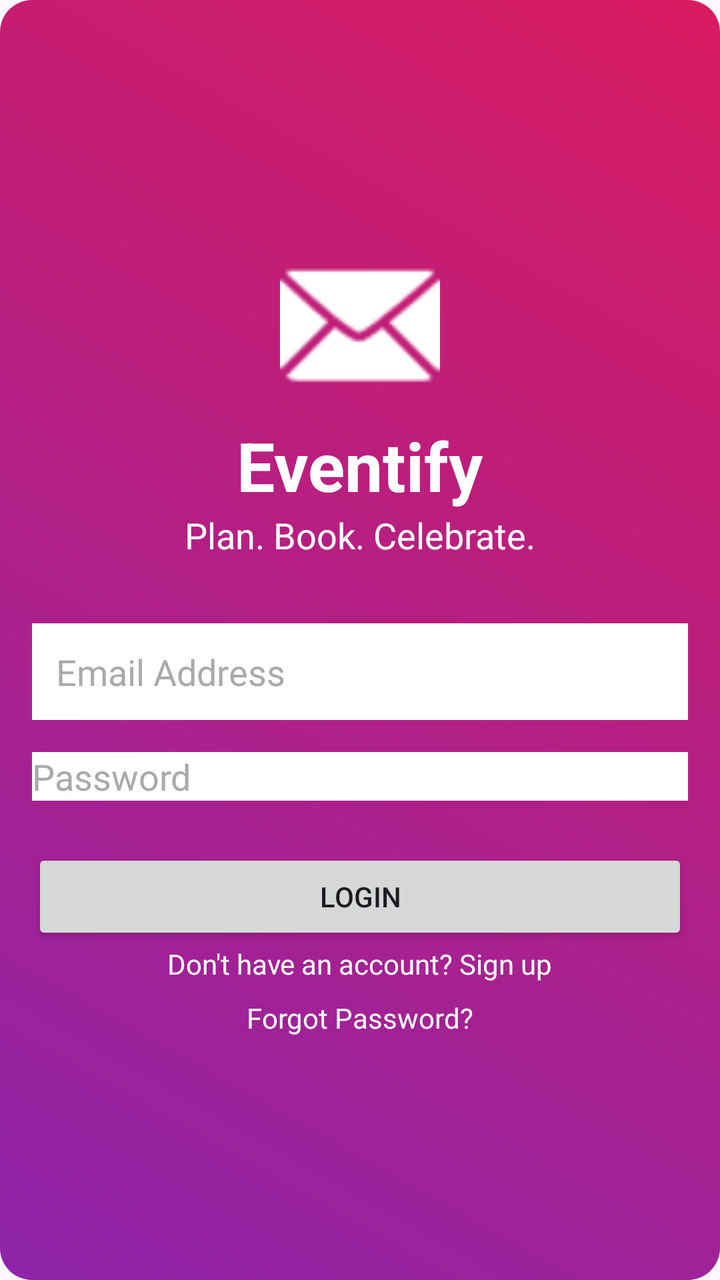
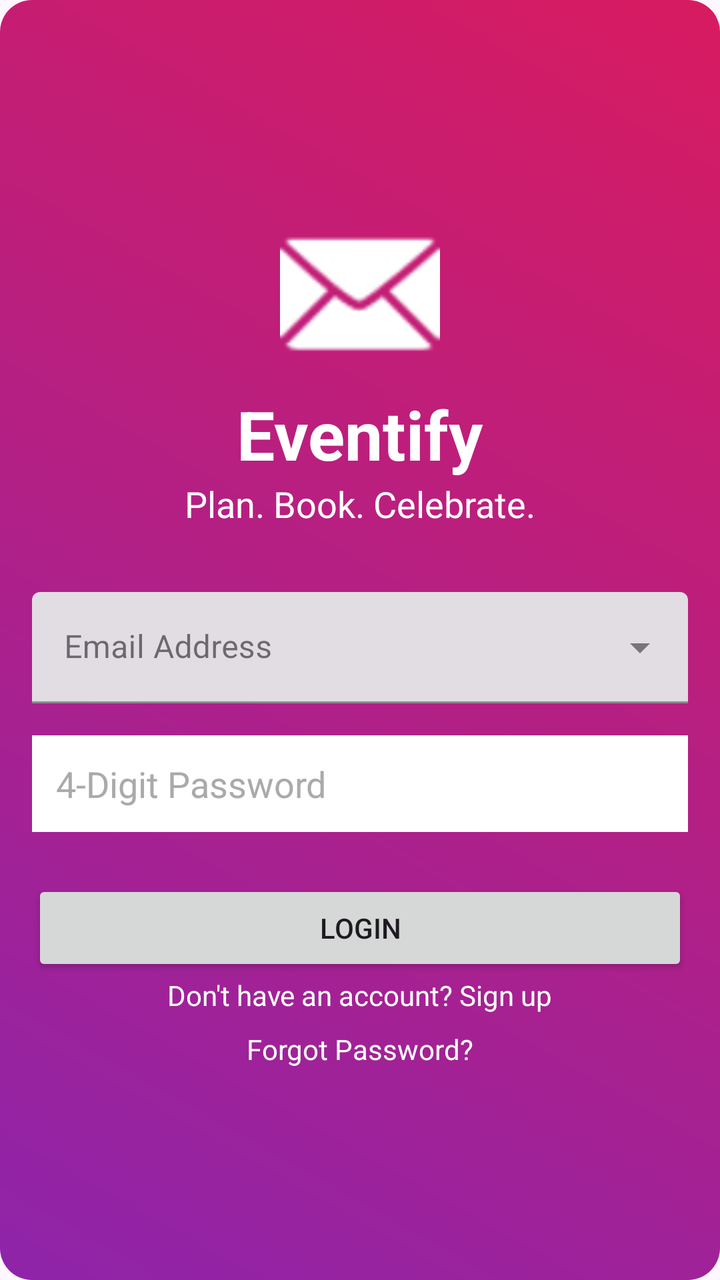

Screens rendered from an Android XML layout before and after an edit, with the pre-edit source and the edit as a unified diff.
<!-- AndroidManifest.xml: application theme Theme.ServiceBookingApp2 -->
<!-- res/layout/activity_login.xml -->
<?xml version="1.0" encoding="utf-8"?>
<androidx.constraintlayout.widget.ConstraintLayout xmlns:android="http://schemas.android.com/apk/res/android"
    xmlns:app="http://schemas.android.com/apk/res-auto"
    xmlns:tools="http://schemas.android.com/tools"
    android:layout_width="match_parent"
    android:layout_height="match_parent"
    android:background="@drawable/gradient_1"
    android:padding="16dp"
    tools:context=".LoginActivity">

    <ImageView
        android:id="@+id/ivAppLogo"
        android:layout_width="80dp"
        android:layout_height="80dp"
        android:src="@android:drawable/ic_dialog_email" 
        app:layout_constraintBottom_toTopOf="@+id/tvAppName"
        app:layout_constraintEnd_toEndOf="parent"
        app:layout_constraintStart_toStartOf="parent"
        app:layout_constraintTop_toTopOf="parent"
        app:layout_constraintVertical_chainStyle="packed"
        app:tint="@android:color/white" />

    <TextView
        android:id="@+id/tvAppName"
        android:layout_width="wrap_content"
        android:layout_height="wrap_content"
        android:layout_marginTop="8dp"
        android:text="Eventify"
        android:textAppearance="@style/TextAppearance.AppCompat.Display1"
        android:textColor="@android:color/white"
        android:textStyle="bold"
        app:layout_constraintBottom_toTopOf="@+id/tvTagline"
        app:layout_constraintEnd_toEndOf="parent"
        app:layout_constraintStart_toStartOf="parent"
        app:layout_constraintTop_toBottomOf="@+id/ivAppLogo" />

    <TextView
        android:id="@+id/tvTagline"
        android:layout_width="wrap_content"
        android:layout_height="wrap_content"
        android:text="Plan. Book. Celebrate."
        android:textAppearance="@style/TextAppearance.AppCompat.Medium"
        android:textColor="@android:color/white"
        app:layout_constraintBottom_toTopOf="@+id/etEmail"
        app:layout_constraintEnd_toEndOf="parent"
        app:layout_constraintStart_toStartOf="parent"
        app:layout_constraintTop_toBottomOf="@+id/tvAppName" />

    <EditText
        android:id="@+id/etEmail"
        android:layout_width="0dp"
        android:layout_height="wrap_content"
        android:layout_marginTop="32dp"
        android:background="@android:color/white"
        android:hint="Email Address"
        android:inputType="textEmailAddress"
        android:padding="12dp"
        android:textColor="@android:color/black"
        android:textColorHint="@android:color/darker_gray"
        app:layout_constraintBottom_toTopOf="@+id/etPassword"
        app:layout_constraintEnd_toEndOf="parent"
        app:layout_constraintStart_toStartOf="parent"
        app:layout_constraintTop_toBottomOf="@+id/tvTagline" />

    <EditText
        android:id="@+id/etPassword"
        android:layout_width="0dp"
        android:layout_height="wrap_content"
        android:layout_marginTop="16dp"
        android:background="@android:color/white"
        android:hint="Password"
        android:inputType="textPassword"
        android.padding="12dp"
        android:textColor="@android:color/black"
        android:textColorHint="@android:color/darker_gray"
        app:layout_constraintBottom_toTopOf="@+id/btnLogin"
        app:layout_constraintEnd_toEndOf="parent"
        app:layout_constraintStart_toStartOf="parent"
        app:layout_constraintTop_toBottomOf="@+id/etEmail" />

    <Button
        android:id="@+id/btnLogin"
        android:layout_width="0dp"
        android:layout_height="wrap_content"
        android:layout_marginTop="24dp"
        android:text="Login"
        app:layout_constraintBottom_toTopOf="@+id/tvSignUp"
        app:layout_constraintEnd_toEndOf="parent"
        app:layout_constraintStart_toStartOf="parent"
        app:layout_constraintTop_toBottomOf="@+id/etPassword" />

    <TextView
        android:id="@+id/tvSignUp"
        android:layout_width="wrap_content"
        android:layout_height="wrap_content"
        android:text="Don't have an account? Sign up"
        android:textColor="@android:color/white"
        app:layout_constraintBottom_toTopOf="@+id/tvForgotPassword"
        app:layout_constraintEnd_toEndOf="parent"
        app:layout_constraintStart_toStartOf="parent"
        app:layout_constraintTop_toBottomOf="@+id/btnLogin" />

    <TextView
        android:id="@+id/tvForgotPassword"
        android:layout_width="wrap_content"
        android:layout_height="wrap_content"
        android:layout_marginTop="8dp"
        android:text="Forgot Password?"
        android:textColor="@android:color/white"
        app:layout_constraintBottom_toBottomOf="parent"
        app:layout_constraintEnd_toEndOf="parent"
        app:layout_constraintStart_toStartOf="parent"
        app:layout_constraintTop_toBottomOf="@+id/tvSignUp" />


</androidx.constraintlayout.widget.ConstraintLayout>
<!-- resources referenced by this layout -->
<resources>
  <!-- drawable gradient_1 (drawable) -->
  <?xml version="1.0" encoding="utf-8"?>
  <shape xmlns:android="http://schemas.android.com/apk/res/android">
      <gradient
          android:angle="45"
          android:endColor="#D81B60"
          android:startColor="#8E24AA"
          android:type="linear" />
      <corners android:radius="16dp" />
  </shape>
  <style name="Theme.ServiceBookingApp2" parent="Base.Theme.ServiceBookingApp2" />
  <style name="Base.Theme.ServiceBookingApp2" parent="Theme.Material3.DayNight.NoActionBar">
          
          
      </style>
</resources>

<!-- the commit's change to res/layout/activity_login.xml (unified diff, before → after) -->
@@ -12,7 +12,7 @@
         android:id="@+id/ivAppLogo"
         android:layout_width="80dp"
         android:layout_height="80dp"
-        android:src="@android:drawable/ic_dialog_email" 
+        android:src="@android:drawable/ic_dialog_email"
         app:layout_constraintBottom_toTopOf="@+id/tvAppName"
         app:layout_constraintEnd_toEndOf="parent"
         app:layout_constraintStart_toStartOf="parent"
@@ -41,26 +41,32 @@
         android:text="Plan. Book. Celebrate."
         android:textAppearance="@style/TextAppearance.AppCompat.Medium"
         android:textColor="@android:color/white"
-        app:layout_constraintBottom_toTopOf="@+id/etEmail"
+        app:layout_constraintBottom_toTopOf="@+id/etEmailLayout"
         app:layout_constraintEnd_toEndOf="parent"
         app:layout_constraintStart_toStartOf="parent"
         app:layout_constraintTop_toBottomOf="@+id/tvAppName" />
 
-    <EditText
-        android:id="@+id/etEmail"
+    <com.google.android.material.textfield.TextInputLayout
+        android:id="@+id/etEmailLayout"
+        style="@style/Widget.MaterialComponents.TextInputLayout.FilledBox.ExposedDropdownMenu"
         android:layout_width="0dp"
         android:layout_height="wrap_content"
         android:layout_marginTop="32dp"
-        android:background="@android:color/white"
-        android:hint="Email Address"
-        android:inputType="textEmailAddress"
-        android:padding="12dp"
-        android:textColor="@android:color/black"
-        android:textColorHint="@android:color/darker_gray"
         app:layout_constraintBottom_toTopOf="@+id/etPassword"
         app:layout_constraintEnd_toEndOf="parent"
         app:layout_constraintStart_toStartOf="parent"
-        app:layout_constraintTop_toBottomOf="@+id/tvTagline" />
+        app:layout_constraintTop_toBottomOf="@+id/tvTagline">
+
+        <AutoCompleteTextView
+            android:id="@+id/etEmail"
+            android:layout_width="match_parent"
+            android:layout_height="wrap_content"
+            android:hint="Email Address"
+            android:inputType="textEmailAddress"
+            android:textColor="@android:color/black"
+            android:textColorHint="@android:color/darker_gray" />
+
+    </com.google.android.material.textfield.TextInputLayout>
 
     <EditText
         android:id="@+id/etPassword"
@@ -68,15 +74,16 @@
         android:layout_height="wrap_content"
         android:layout_marginTop="16dp"
         android:background="@android:color/white"
-        android:hint="Password"
-        android:inputType="textPassword"
-        android.padding="12dp"
+        android:hint="4-Digit Password"
+        android:inputType="numberPassword"
+        android:maxLength="4"
+        android:padding="12dp"
         android:textColor="@android:color/black"
         android:textColorHint="@android:color/darker_gray"
         app:layout_constraintBottom_toTopOf="@+id/btnLogin"
         app:layout_constraintEnd_toEndOf="parent"
         app:layout_constraintStart_toStartOf="parent"
-        app:layout_constraintTop_toBottomOf="@+id/etEmail" />
+        app:layout_constraintTop_toBottomOf="@+id/etEmailLayout" />
 
     <Button
         android:id="@+id/btnLogin"
@@ -112,5 +119,4 @@
         app:layout_constraintStart_toStartOf="parent"
         app:layout_constraintTop_toBottomOf="@+id/tvSignUp" />
 
-
 </androidx.constraintlayout.widget.ConstraintLayout>
